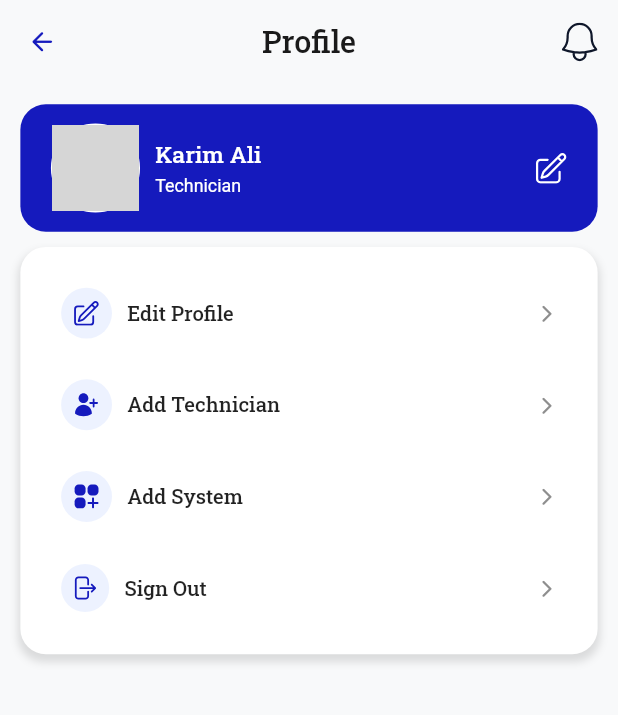
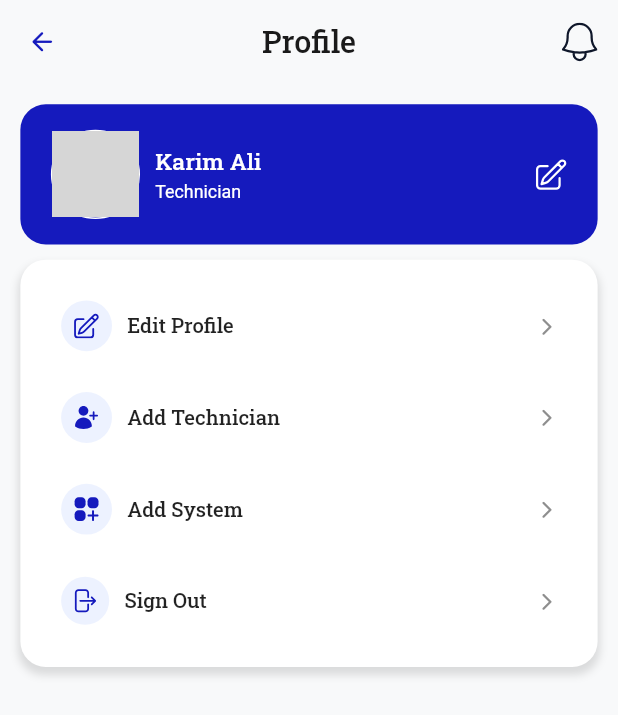
Before and after one commit to Habeba-Elhosary/solari-app, a Flutter app: the ProfileScreen screen opened directly, on a phone screen of 412 x 824 dp. Shown: the top 715 px of the screen. Run offline on Flutter 3.47's test engine with Material 3 defaults, Android fonts, the phone set to English and light mode, and no system bars; drawn by our look-alikes of cached_network_image; our stand-ins replace bloc, bot_toast, connectivity_plus, dio, easy_localization, equatable and 14 more; missing offline and left inert: app_settings, firebase_notifications_handler; accounts and stored records are empty; network calls fail; statements that could not run were skipped; grey boxes are pictures that could not be loaded.

Commit message:
refactor on profile screen UI

```diff
--- a/lib/features/profile/presentation/pages/profile_screen.dart
+++ b/lib/features/profile/presentation/pages/profile_screen.dart
@@ -44,7 +44,7 @@ class ProfileScreen extends StatelessWidget {
                 Container(
                   width: double.infinity,
                   padding:
-                      EdgeInsets.symmetric(vertical: 15.sp, horizontal: 24.sp),
+                      EdgeInsets.symmetric(vertical: 20.sp, horizontal: 24.sp),
                   margin: EdgeInsets.only(left: 16.sp, right: 16.sp),
                   decoration: BoxDecoration(
                     borderRadius: BorderRadius.circular(20.r),
@@ -100,7 +100,7 @@ class ProfileScreen extends StatelessWidget {
                 Container(
                   width: double.infinity,
                   decoration: BoxDecoration(
-                    borderRadius: BorderRadius.circular(20.sp),
+                    borderRadius: BorderRadius.circular(20.r),
                     color: AppColors.white,
                     boxShadow: [
                       BoxShadow(
```
